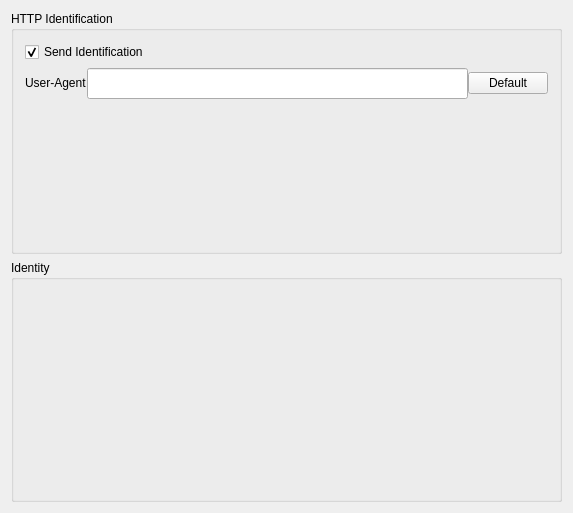
KDE/klinkstatus, file src/ui/settings/configidentificationdialogui.ui: the form before one commit.
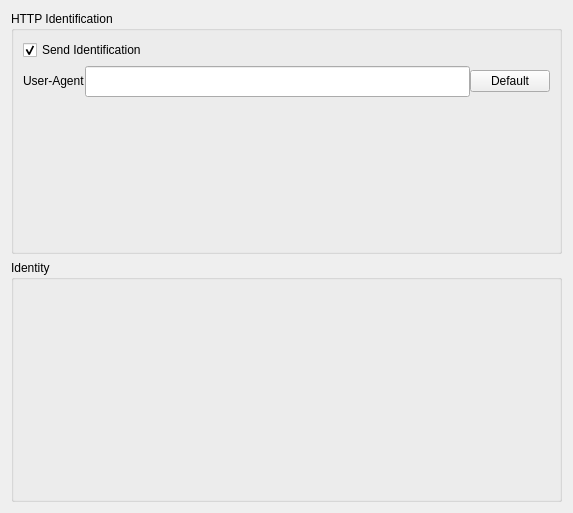
The form after the commit. Custom widgets are drawn as their Qt base class.

Commit message:
SVN_SILENT Cleanup .ui files
This removes (as discussed on k-c-d)
* obsolete <pixmapfunction>
* deprecated <layoutdefault>
* empty <author>, <comment>, <exportmacro>

Patch:
```diff
--- a/src/ui/settings/configidentificationdialogui.ui
+++ b/src/ui/settings/configidentificationdialogui.ui
@@ -132,8 +132,6 @@
    </item>
   </layout>
  </widget>
- <layoutdefault spacing="6" margin="11" />
- <pixmapfunction>qPixmapFromMimeSource</pixmapfunction>
  <customwidgets>
   <customwidget>
    <class>KButtonGroup</class>
```
The commit also changes 3 other files.
